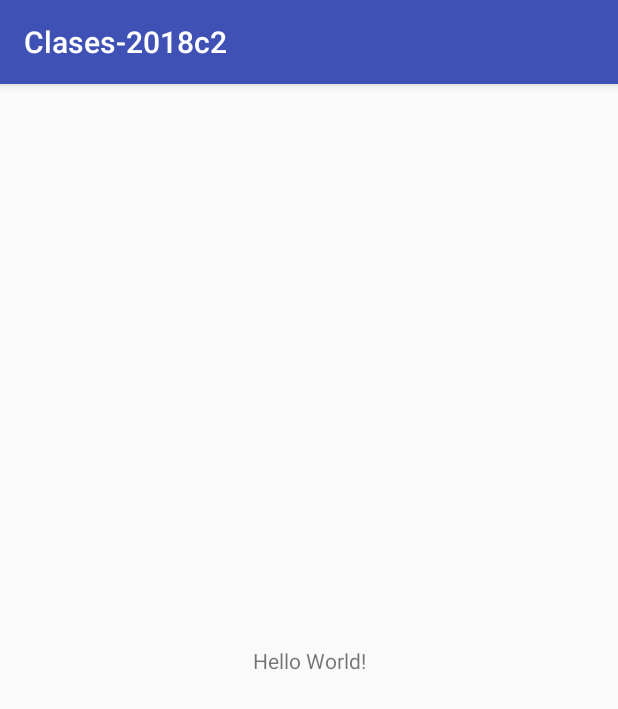
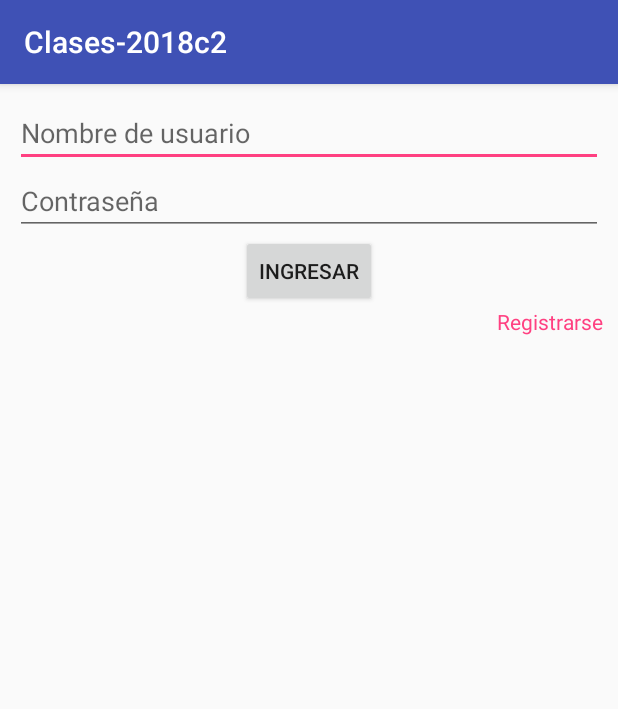
Before and after one commit to UTN-FRBA-Mobile/Clases-2018c2, an Android app: the screen it shows after launch (MainActivity before the commit, LoginActivity after it), on a phone screen of 412 x 824 dp. Shown: the top 709 px of the screen. Run offline under Robolectric (Android 15) with nearby library versions, the phone set to English and light mode, and no system bars.

Commit message:
Clase 3: - Implementación de ViewModel para mantener estado entre diferentes Fragments

```diff
--- a/app/build.gradle
+++ b/app/build.gradle
@@ -27,7 +27,13 @@ dependencies {
     implementation "org.jetbrains.kotlin:kotlin-stdlib-jdk7:$kotlin_version"
     implementation 'com.android.support:appcompat-v7:27.1.1'
     implementation 'com.android.support.constraint:constraint-layout:1.1.2'
+    implementation 'com.android.support:support-v4:27.1.1'
     testImplementation 'junit:junit:4.12'
     androidTestImplementation 'com.android.support.test:runner:1.0.2'
     androidTestImplementation 'com.android.support.test.espresso:espresso-core:3.0.2'
+
+    //for lifecycle and LiveData and ViewModel
+    implementation 'android.arch.lifecycle:runtime:1.1.1'
+    implementation 'android.arch.lifecycle:extensions:1.1.1'
+    annotationProcessor "android.arch.lifecycle:compiler:1.1.1"
 }
--- /dev/null
+++ b/app/src/main/java/ar/edu/utn/frba/dadm/clases2018c2/clases_2018c2/Login/LoginActivity.kt
@@ -0,0 +1,45 @@
+package ar.edu.utn.frba.dadm.clases2018c2.clases_2018c2.Login
+
+import android.content.Intent
+import android.os.Bundle
+import android.support.v7.app.AppCompatActivity
+import ar.edu.utn.frba.dadm.clases2018c2.clases_2018c2.Dashboard.DashboardActivity
+import ar.edu.utn.frba.dadm.clases2018c2.clases_2018c2.R
+
+class LoginActivity : AppCompatActivity(), LoginFragment.OnFragmentInteractionListener, SignUpStepOneFragment.OnFragmentInteractionListener, SignUpStepTwoFragment.OnFragmentInteractionListener {
+    override fun onSignUp() {
+        signUpStepOneFragment = SignUpStepOneFragment()
+
+        supportFragmentManager.beginTransaction().remove(loginFragment).add(R.id.fragment_container, signUpStepOneFragment).addToBackStack(null).commit()
+    }
+
+    override fun onSignUpNextStep() {
+        signUpStepTwoFragment = SignUpStepTwoFragment()
+
+        supportFragmentManager.beginTransaction().remove(signUpStepOneFragment).add(R.id.fragment_container, signUpStepTwoFragment).addToBackStack(null).commit()
+    }
+
+    override fun onFinishSignUp() {
+        val intent = Intent(this, DashboardActivity::class.java)
+        startActivity(intent)
+        finish()
+    }
+
+    override fun onLogin(username: String, password: String) {
+        val intent = Intent(this, DashboardActivity::class.java)
+        startActivity(intent)
+        finish()
+    }
+
+    private lateinit var loginFragment: LoginFragment
+    private lateinit var signUpStepOneFragment: SignUpStepOneFragment
+    private lateinit var signUpStepTwoFragment: SignUpStepTwoFragment
+
+    override fun onCreate(savedInstanceState: Bundle?) {
+        super.onCreate(savedInstanceState)
+        setContentView(R.layout.activity_login)
+
+        loginFragment = LoginFragment()
+        supportFragmentManager.beginTransaction().add(R.id.fragment_container, loginFragment).commit()
+    }
+}
--- /dev/null
+++ b/app/src/main/java/ar/edu/utn/frba/dadm/clases2018c2/clases_2018c2/Login/LoginFragment.kt
@@ -0,0 +1,55 @@
+package ar.edu.utn.frba.dadm.clases2018c2.clases_2018c2.Login
+
+import android.content.Context
+import android.os.Bundle
+import android.support.v4.app.Fragment
+import android.view.LayoutInflater
+import android.view.View
+import android.view.ViewGroup
+import android.widget.Button
+import android.widget.EditText
+import android.widget.TextView
+import ar.edu.utn.frba.dadm.clases2018c2.clases_2018c2.R
+
+class LoginFragment : Fragment() {
+    private var listener: OnFragmentInteractionListener? = null
+
+    override fun onCreateView(inflater: LayoutInflater, container: ViewGroup?,
+                              savedInstanceState: Bundle?): View? {
+        val view = inflater.inflate(R.layout.fragment_login, container, false)
+
+        val loginButton = view.findViewById<Button>(R.id.login_button)
+        loginButton.setOnClickListener {
+            val username = view.findViewById<EditText>(R.id.username).text.toString()
+            val password = view.findViewById<EditText>(R.id.password).text.toString()
+
+            listener!!.onLogin(username, password)
+        }
+
+        val signUpButton = view.findViewById<TextView>(R.id.signUp_button)
+        signUpButton.setOnClickListener {
+            listener!!.onSignUp()
+        }
+
+        return view
+    }
+
+    override fun onAttach(context: Context) {
+        super.onAttach(context)
+        if (context is OnFragmentInteractionListener) {
+            listener = context
+        } else {
+            throw RuntimeException(context.toString() + " must implement OnFragmentInteractionListener")
+        }
+    }
+
+    override fun onDetach() {
+        super.onDetach()
+        listener = null
+    }
+
+    interface OnFragmentInteractionListener {
+        fun onLogin(username: String, password: String)
+        fun onSignUp()
+    }
+}
--- a/app/src/main/java/ar/edu/utn/frba/dadm/clases2018c2/clases_2018c2/MainActivity.kt
+++ /dev/null
@@ -1,12 +0,0 @@
-package ar.edu.utn.frba.dadm.clases2018c2.clases_2018c2
-
-import android.support.v7.app.AppCompatActivity
-import android.os.Bundle
-
-class MainActivity : AppCompatActivity() {
-
-    override fun onCreate(savedInstanceState: Bundle?) {
-        super.onCreate(savedInstanceState)
-        setContentView(R.layout.activity_main)
-    }
-}
--- /dev/null
+++ b/app/src/main/res/layout/activity_login.xml
@@ -0,0 +1,13 @@
+<?xml version="1.0" encoding="utf-8"?>
+<LinearLayout xmlns:android="http://schemas.android.com/apk/res/android"
+    xmlns:tools="http://schemas.android.com/tools"
+    android:layout_width="match_parent"
+    android:layout_height="match_parent"
+    tools:context=".Login.LoginActivity">
+
+    <FrameLayout
+        android:id="@+id/fragment_container"
+        android:layout_width="match_parent"
+        android:layout_height="match_parent" />
+
+</LinearLayout>
--- a/app/src/main/res/layout/activity_main.xml
+++ /dev/null
@@ -1,19 +0,0 @@
-<?xml version="1.0" encoding="utf-8"?>
-<android.support.constraint.ConstraintLayout
-    xmlns:android="http://schemas.android.com/apk/res/android"
-    xmlns:tools="http://schemas.android.com/tools"
-    xmlns:app="http://schemas.android.com/apk/res-auto"
-    android:layout_width="match_parent"
-    android:layout_height="match_parent"
-    tools:context=".MainActivity">
-
-    <TextView
-        android:layout_width="wrap_content"
-        android:layout_height="wrap_content"
-        android:text="Hello World!"
-        app:layout_constraintBottom_toBottomOf="parent"
-        app:layout_constraintLeft_toLeftOf="parent"
-        app:layout_constraintRight_toRightOf="parent"
-        app:layout_constraintTop_toTopOf="parent" />
-
-</android.support.constraint.ConstraintLayout>
--- /dev/null
+++ b/app/src/main/res/layout/fragment_login.xml
@@ -0,0 +1,37 @@
+<?xml version="1.0" encoding="utf-8"?>
+<LinearLayout xmlns:android="http://schemas.android.com/apk/res/android"
+    xmlns:tools="http://schemas.android.com/tools"
+    android:layout_width="match_parent"
+    android:layout_height="match_parent"
+    tools:context=".Login.LoginFragment"
+    android:orientation="vertical"
+    android:padding="10dp">
+
+    <EditText
+        android:id="@+id/username"
+        android:layout_width="match_parent"
+        android:layout_height="wrap_content"
+        android:hint="Nombre de usuario"/>
+
+    <EditText
+        android:id="@+id/password"
+        android:layout_width="match_parent"
+        android:layout_height="wrap_content"
+        android:hint="Contraseña"/>
+
+    <Button
+        android:id="@+id/login_button"
+        android:layout_width="wrap_content"
+        android:layout_height="wrap_content"
+        android:text="Ingresar"
+        android:layout_gravity="center"/>
+
+    <TextView
+        android:id="@+id/signUp_button"
+        android:layout_width="wrap_content"
+        android:layout_height="wrap_content"
+        android:textColor="@color/colorAccent"
+        android:layout_gravity="end"
+        android:text="Registrarse"/>
+
+</LinearLayout>
--- a/app/src/main/res/values/strings.xml
+++ b/app/src/main/res/values/strings.xml
@@ -1,3 +1,6 @@
 <resources>
     <string name="app_name">Clases-2018c2</string>
+
+    <!-- TODO: Remove or change this placeholder text -->
+    <string name="hello_blank_fragment">Hello blank fragment</string>
 </resources>
```
Also changed, not shown: app/src/main/AndroidManifest.xml (+4 -3 lines), app/src/main/java/ar/edu/utn/frba/dadm/clases2018c2/clases_2018c2/Dashboard/DashboardActivity.kt (added, +13 -0 lines), app/src/main/java/ar/edu/utn/frba/dadm/clases2018c2/clases_2018c2/Login/SignUpStepOneFragment.kt (added, +67 -0 lines), app/src/main/java/ar/edu/utn/frba/dadm/clases2018c2/clases_2018c2/Login/SignUpStepTwoFragment.kt (added, +61 -0 lines), app/src/main/java/ar/edu/utn/frba/dadm/clases2018c2/clases_2018c2/Login/SignUpViewModel.kt (added, +13 -0 lines), app/src/main/res/layout/activity_dashboard.xml (added, +14 -0 lines), app/src/main/res/layout/fragment_sign_up_step_one.xml (added, +41 -0 lines), app/src/main/res/layout/fragment_sign_up_step_two.xml (added, +29 -0 lines).
